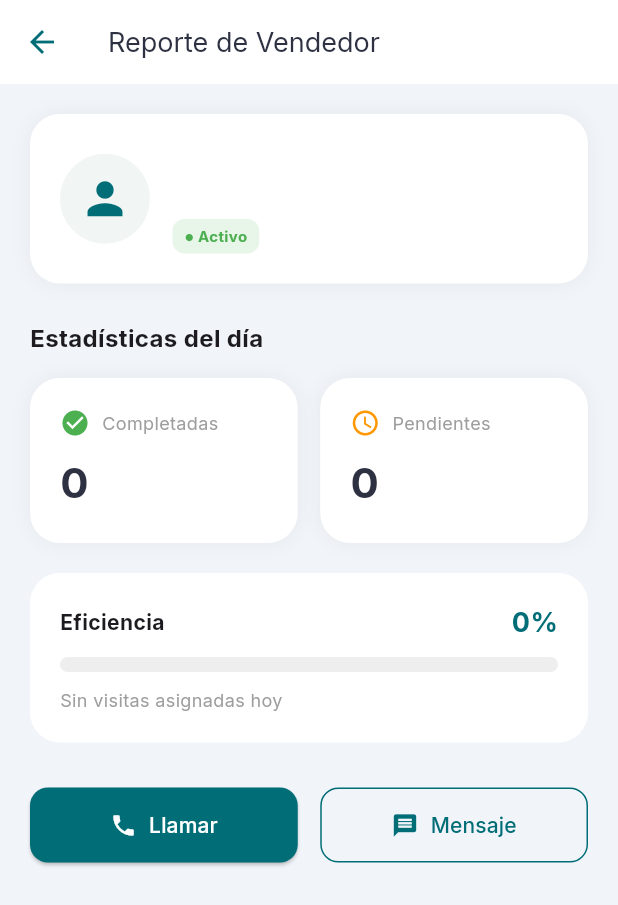
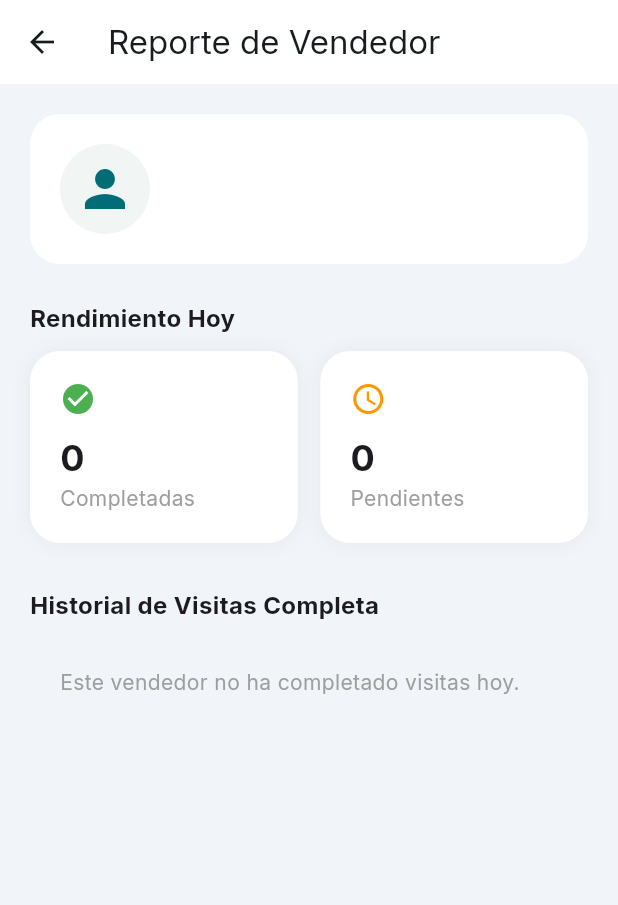
Before and after one commit to DayanaBalt/Terracode, a Flutter app: the AdminSellerDetailScreen screen opened directly with empty values, on a phone screen of 412 x 824 dp. Shown: the top 905 px of the screen. Run offline on Flutter 3.47's test engine with Material 3 defaults, Android fonts, the phone set to English and light mode, and no system bars; our stand-ins replace cloud_firestore, firebase_auth, firebase_core, firebase_storage, flutter_riverpod, google_fonts and 1 more; accounts and stored records are empty.

Commit message:
Diseño y funcionalidad en camara

```diff
--- a/lib/features/admin/presentation/admin_seller_detail_screen.dart
+++ b/lib/features/admin/presentation/admin_seller_detail_screen.dart
@@ -1,4 +1,4 @@
-// Pantalla que muestra la vista de cada usuario
+// Pantalla que muestra la vista de cada usuario (Reporte del Vendedor)
 
 import 'package:flutter/material.dart';
 import 'package:flutter_riverpod/flutter_riverpod.dart';
@@ -20,52 +20,29 @@ class AdminSellerDetailScreen extends ConsumerWidget {
 
  @override
   Widget build(BuildContext context, WidgetRef ref) {
-    // Apuntando al ID de este vendedor específico
     final visitsAsync = ref.watch(sellerVisitsProvider(sellerId));
 
     return Scaffold(
       backgroundColor: const Color(0xFFF1F5F9),
-      appBar: AppBar(
-        title: const Text("Reporte de Vendedor", style: TextStyle(color: AppTheme.darkText, fontSize: 18)),
-        backgroundColor: Colors.white,
-        elevation: 0,
-        iconTheme: const IconThemeData(color: AppTheme.primaryColor),
-      ),
+      appBar: AppBar(title: const Text("Reporte de Vendedor"), backgroundColor: Colors.white, elevation: 0),
       body: SingleChildScrollView(
         padding: const EdgeInsets.all(20),
         child: Column(
           children: [
-            // TARJETA DE PERFIL (Encabezado)
+            // PERFIL
             Container(
               padding: const EdgeInsets.all(20),
-              decoration: BoxDecoration(
-                color: Colors.white,
-                borderRadius: BorderRadius.circular(20),
-                boxShadow: [BoxShadow(color: Colors.black.withOpacity(0.05), blurRadius: 10)],
-              ),
+              decoration: BoxDecoration(color: Colors.white, borderRadius: BorderRadius.circular(20)),
               child: Row(
                 children: [
-                  const CircleAvatar(
-                    radius: 30,
-                    backgroundColor: AppTheme.lightBackground,
-                    child: Icon(Icons.person, size: 35, color: AppTheme.primaryColor),
-                  ),
+                  const CircleAvatar(radius: 30, backgroundColor: AppTheme.lightBackground, child: Icon(Icons.person, size: 40, color: AppTheme.primaryColor)),
                   const SizedBox(width: 15),
-                  Expanded(
-                    child: Column(
+                  Column(
                     crossAxisAlignment: CrossAxisAlignment.start,
                     children: [
                       Text(sellerName, style: const TextStyle(fontSize: 18, fontWeight: FontWeight.bold)),
                       Text(sellerEmail, style: const TextStyle(color: Colors.grey, fontSize: 12)),
-                        const SizedBox(height: 8),
-                        // Estado en línea (Simulado)
-                        Container(
-                          padding: const EdgeInsets.symmetric(horizontal: 8, vertical: 4),
-                          decoration: BoxDecoration(color: Colors.green[50], borderRadius: BorderRadius.circular(8)),
-                          child: const Text("● Activo", style: TextStyle(color: Colors.green, fontSize: 10, fontWeight: FontWeight.bold)),
-                        )
                     ],
-                    ),
                   )
                 ],
               ),
@@ -73,25 +50,20 @@ class AdminSellerDetailScreen extends ConsumerWidget {
 
             const SizedBox(height: 25),
 
-            // SECCIÓN DE MÉTRICAS
-            const Align(alignment: Alignment.centerLeft, child: Text("Estadísticas del día", style: TextStyle(fontWeight: FontWeight.bold, fontSize: 16))),
-            const SizedBox(height: 15),
-
             visitsAsync.when(
               data: (visits) {
-                // rutas terminadas
                 final completed = visits.where((v) => v['status'] == 'completed').length;
-                // rutas en pendientes o en curso
                 final pending = visits.where((v) => v['status'] == 'pending' || v['status'] == 'in_progress').length;
 
-                // 3. Calcula el porcentaje de eficiencia
-                final total = completed + pending;
-                final double efficiency = total == 0 ? 0 : (completed / total);
-                final int efficiencyPercent = (efficiency * 100).toInt();
+                //  lista SOLO con las completadas para el historial de abajo
+                final completedVisitsHistory = visits.where((v) => v['status'] == 'completed').toList();
 
                 return Column(
+                  crossAxisAlignment: CrossAxisAlignment.start,
                   children: [
-                    // Tarjetas de Conteo
+                    // ESTADÍSTICAS
+                    const Text("Rendimiento Hoy", style: TextStyle(fontWeight: FontWeight.bold, fontSize: 16)),
+                    const SizedBox(height: 10),
                     Row(
                       children: [
                         _buildStatCard(completed.toString(), "Completadas", Icons.check_circle, Colors.green),
@@ -100,87 +72,99 @@ class AdminSellerDetailScreen extends ConsumerWidget {
                       ],
                     ),
 
-                    const SizedBox(height: 20),
+                    const SizedBox(height: 30),
 
-                   // Barra de Rendimiento
-                    Container(
-                      padding: const EdgeInsets.all(20),
-                      decoration: BoxDecoration(color: Colors.white, borderRadius: BorderRadius.circular(20)),
+                    // LISTA DE VISITAS CON FOTOS
+                    const Text("Historial de Visitas Completa", style: TextStyle(fontWeight: FontWeight.bold, fontSize: 16)),
+                    const SizedBox(height: 10),
+
+                    // lista filtrada
+                    if (completedVisitsHistory.isEmpty)
+                      const Padding(
+                        padding: EdgeInsets.all(20.0),
+                        child: Text("Este vendedor no ha completado visitas hoy.", style: TextStyle(color: Colors.grey)),
+                      )
+                    else
+                      ListView.builder(
+                        shrinkWrap: true,
+                        physics: const NeverScrollableScrollPhysics(),
+                        // lista filtrada
+                        itemCount: completedVisitsHistory.length,
+                        itemBuilder: (context, index) {
+                          final visit = completedVisitsHistory[index];
+                          final hasPhoto = visit['photoUrl'] != null;
+
+                          return Container(
+                            margin: const EdgeInsets.only(bottom: 15),
+                            padding: const EdgeInsets.all(15),
+                            decoration: BoxDecoration(
+                              color: Colors.white,
+                              borderRadius: BorderRadius.circular(15),
+                            ),
                             child: Column(
                               crossAxisAlignment: CrossAxisAlignment.start,
                               children: [
                                 Row(
                                   mainAxisAlignment: MainAxisAlignment.spaceBetween,
                                   children: [
-                              const Text("Eficiencia", style: TextStyle(fontWeight: FontWeight.bold)),
-                              Text("$efficiencyPercent%", style: const TextStyle(fontWeight: FontWeight.bold, fontSize: 18, color: AppTheme.primaryColor)),
-                            ],
+                                    Text(visit['clientName'] ?? 'Cliente', style: const TextStyle(fontWeight: FontWeight.bold)),
+                                    // Chip de estado
+                                    Container(
+                                      padding: const EdgeInsets.symmetric(horizontal: 8, vertical: 4),
+                                      decoration: BoxDecoration(
+                                        color: visit['status'] == 'completed' ? Colors.green[50] : Colors.orange[50],
+                                        borderRadius: BorderRadius.circular(8)
                                       ),
-                          const SizedBox(height: 10),
-                          // Barra visual
-                          LinearProgressIndicator(
-                            value: total == 0 ? 0 : efficiency,
-                            backgroundColor: Colors.grey[200],
-                            color: AppTheme.primaryColor,
-                            minHeight: 10,
-                            borderRadius: BorderRadius.circular(5),
+                                      child: Text(
+                                        visit['status'] == 'completed' ? 'Completado' : 'Pendiente',
+                                        style: TextStyle(
+                                          fontSize: 10,
+                                          fontWeight: FontWeight.bold,
+                                          color: visit['status'] == 'completed' ? Colors.green : Colors.orange
                                         ),
-                          const SizedBox(height: 10),
-                          Text(
-                            total == 0 ? "Sin visitas asignadas hoy" : "Basado en $total visitas totales",
-                            style: const TextStyle(fontSize: 12, color: Colors.grey),
+                                      ),
                                     )
                                   ],
                                 ),
+                                const SizedBox(height: 5),
+                                Text(visit['address'] ?? '', style: const TextStyle(color: Colors.grey, fontSize: 12)),
+
+                                // SI HAY FOTO, LA MOSTRAMOS
+                                if (hasPhoto) ...[
+                                  const SizedBox(height: 15),
+                                  ClipRRect(
+                                    borderRadius: BorderRadius.circular(10),
+                                    child: Image.network(
+                                      visit['photoUrl'],
+                                      height: 150,
+                                      width: double.infinity,
+                                      fit: BoxFit.cover,
+                                      loadingBuilder: (c, child, loading) {
+                                        if (loading == null) return child;
+                                        return Container(height: 150, color: Colors.grey[200], child: const Center(child: CircularProgressIndicator()));
+                                      },
                                     ),
+                                  ),
+                                  const SizedBox(height: 5),
+                                  const Text("Evidencia fotográfica adjunta", style: TextStyle(fontSize: 10, color: Colors.grey)),
+                                ]
+                              ],
+                            ),
+                          );
+                        },
+                      )
                   ],
                 );
               },
               loading: () => const Center(child: CircularProgressIndicator()),
-              error: (e, s) => Center(child: Text("Error cargando datos: $e")),
+              error: (e, s) => Text("Error: $e"),
             ),
-
-            const SizedBox(height: 30),
-
-            //  BOTONES DE CONTACTO
-            Row(
-              children: [
-                Expanded(
-                  child: ElevatedButton.icon(
-                    onPressed: () {},
-                    style: ElevatedButton.styleFrom(
-                      backgroundColor: AppTheme.primaryColor,
-                      foregroundColor: Colors.white,
-                      padding: const EdgeInsets.symmetric(vertical: 15),
-                      shape: RoundedRectangleBorder(borderRadius: BorderRadius.circular(12)),
-                    ),
-                    icon: const Icon(Icons.phone),
-                    label: const Text("Llamar"),
-                  ),
-                ),
-                const SizedBox(width: 15),
-                Expanded(
-                  child: OutlinedButton.icon(
-                    onPressed: () {},
-                    style: OutlinedButton.styleFrom(
-                      foregroundColor: AppTheme.primaryColor,
-                      padding: const EdgeInsets.symmetric(vertical: 15),
-                      side: const BorderSide(color: AppTheme.primaryColor),
-                      shape: RoundedRectangleBorder(borderRadius: BorderRadius.circular(12)),
-                    ),
-                    icon: const Icon(Icons.message),
-                    label: const Text("Mensaje"),
-                  ),
-                ),
-              ],
-            )
           ],
         ),
       ),
     );
   }
 
-  // Helper para dibujar las tarjetitas cuadradas
   Widget _buildStatCard(String value, String label, IconData icon, Color color) {
     return Expanded(
       child: Container(
@@ -193,15 +177,10 @@ class AdminSellerDetailScreen extends ConsumerWidget {
         child: Column(
           crossAxisAlignment: CrossAxisAlignment.start,
           children: [
-            Row(
-              children: [
-                Icon(icon, color: color, size: 20),
-                const SizedBox(width: 8),
-                Text(label, style: const TextStyle(color: Colors.grey, fontSize: 12)),
-              ],
-            ),
+            Icon(icon, color: color),
             const SizedBox(height: 10),
-            Text(value, style: const TextStyle(fontSize: 28, fontWeight: FontWeight.bold, color: AppTheme.darkText)),
+            Text(value, style: const TextStyle(fontSize: 24, fontWeight: FontWeight.bold)),
+            Text(label, style: const TextStyle(color: Colors.grey)),
           ],
         ),
       ),
--- a/lib/features/auth/presentation/login_screen.dart
+++ b/lib/features/auth/presentation/login_screen.dart
@@ -1,4 +1,4 @@
-import 'package:firebase_auth/firebase_auth.dart';
+// import 'package:firebase_auth/firebase_auth.dart';
 import 'package:flutter/material.dart';
 import 'package:flutter_riverpod/flutter_riverpod.dart';
 import '../../../../core/constants/app_theme.dart';
--- a/pubspec.yaml
+++ b/pubspec.yaml
@@ -44,6 +44,8 @@ dependencies:
   font_awesome_flutter: ^10.12.0
   google_maps_flutter: ^2.14.0
   fl_chart: ^1.1.1
+  image_picker: ^1.0.7
+  firebase_storage: 13.0.6
 
 dev_dependencies:
   flutter_test:
```
Also changed, not shown: lib/features/seller/data/visits_repository.dart (+24 -3 lines), lib/features/seller/presentation/visit_detail_screen.dart (+56 -42 lines), lib/features/seller/presentation/visit_in_progress_screen.dart (+66 -41 lines), pubspec.lock, 6 other files. Lines whose indentation alone changed are shown as unchanged.
